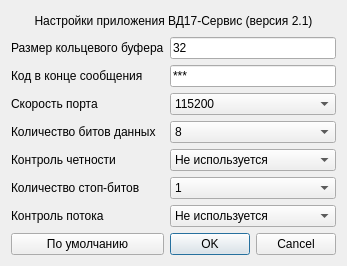
First picture: the form in appsettings.ui, repository SeegmaEpsilon/VD17_GUI, before the edit.
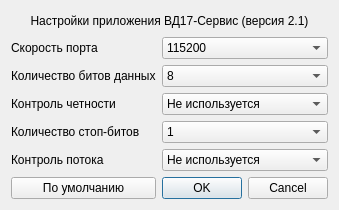
Second picture: the form after the edit.

```diff
--- a/appsettings.ui
+++ b/appsettings.ui
@@ -7,210 +7,14 @@
     <x>0</x>
     <y>0</y>
     <width>328</width>
-    <height>261</height>
+    <height>197</height>
    </rect>
   </property>
   <property name="windowTitle">
    <string>Dialog</string>
   </property>
   <layout class="QGridLayout" name="gridLayout">
-   <item row="2" column="1">
-    <widget class="QLineEdit" name="lineEdit_messageCode">
-     <property name="text">
-      <string>***</string>
-     </property>
-    </widget>
-   </item>
-   <item row="1" column="1">
-    <widget class="QLineEdit" name="lineEdit_bufferSize">
-     <property name="text">
-      <string>32</string>
-     </property>
-    </widget>
-   </item>
-   <item row="3" column="0">
-    <widget class="QLabel" name="label_UART_speed">
-     <property name="text">
-      <string>Скорость порта</string>
-     </property>
-    </widget>
-   </item>
-   <item row="1" column="0">
-    <widget class="QLabel" name="label_bufferSize">
-     <property name="text">
-      <string>Размер кольцевого буфера</string>
-     </property>
-    </widget>
-   </item>
-   <item row="3" column="1">
-    <widget class="QComboBox" name="comboBox_UART_speed">
-     <item>
-      <property name="text">
-       <string>115200</string>
-      </property>
-     </item>
-     <item>
-      <property name="text">
-       <string>57600</string>
-      </property>
-     </item>
-     <item>
-      <property name="text">
-       <string>38400</string>
-      </property>
-     </item>
-     <item>
-      <property name="text">
-       <string>19200</string>
-      </property>
-     </item>
-     <item>
-      <property name="text">
-       <string>9600</string>
-      </property>
-     </item>
-     <item>
-      <property name="text">
-       <string>4800</string>
-      </property>
-     </item>
-     <item>
-      <property name="text">
-       <string>2400</string>
-      </property>
-     </item>
-     <item>
-      <property name="text">
-       <string>1200</string>
-      </property>
-     </item>
-    </widget>
-   </item>
-   <item row="2" column="0">
-    <widget class="QLabel" name="label_messageCode">
-     <property name="text">
-      <string>Код в конце сообщения</string>
-     </property>
-    </widget>
-   </item>
-   <item row="4" column="0">
-    <widget class="QLabel" name="label_UART_dataBits">
-     <property name="text">
-      <string>Количество битов данных</string>
-     </property>
-    </widget>
-   </item>
-   <item row="6" column="0">
-    <widget class="QLabel" name="label_UART_stopBits">
-     <property name="text">
-      <string>Количество стоп-битов</string>
-     </property>
-    </widget>
-   </item>
-   <item row="5" column="0">
-    <widget class="QLabel" name="label_UAR_parity">
-     <property name="text">
-      <string>Контроль четности</string>
-     </property>
-    </widget>
-   </item>
    <item row="4" column="1">
-    <widget class="QComboBox" name="comboBox_UART_dataBits">
-     <item>
-      <property name="text">
-       <string>8</string>
-      </property>
-     </item>
-     <item>
-      <property name="text">
-       <string>7</string>
-      </property>
-     </item>
-     <item>
-      <property name="text">
-       <string>6</string>
-      </property>
-     </item>
-     <item>
-      <property name="text">
-       <string>5</string>
-      </property>
-     </item>
-    </widget>
-   </item>
-   <item row="5" column="1">
-    <widget class="QComboBox" name="comboBox_UART_parity">
-     <item>
-      <property name="text">
-       <string>Не используется</string>
-      </property>
-     </item>
-     <item>
-      <property name="text">
-       <string>Четность</string>
-      </property>
-     </item>
-     <item>
-      <property name="text">
-       <string>Нечетность</string>
-      </property>
-     </item>
-     <item>
-      <property name="text">
-       <string>Пространственный</string>
-      </property>
-     </item>
-     <item>
-      <property name="text">
-       <string>Маркировочный</string>
-      </property>
-     </item>
-    </widget>
-   </item>
-   <item row="8" column="1">
-    <widget class="QDialogButtonBox" name="buttonBox">
-     <property name="orientation">
-      <enum>Qt::Horizontal</enum>
-     </property>
-     <property name="standardButtons">
-      <set>QDialogButtonBox::Cancel|QDialogButtonBox::Ok</set>
-     </property>
-    </widget>
-   </item>
-   <item row="7" column="0">
-    <widget class="QLabel" name="label_UART_flowControl">
-     <property name="text">
-      <string>Контроль потока</string>
-     </property>
-    </widget>
-   </item>
-   <item row="7" column="1">
-    <widget class="QComboBox" name="comboBox_UART_flowControl">
-     <item>
-      <property name="text">
-       <string>Не используется</string>
-      </property>
-     </item>
-     <item>
-      <property name="text">
-       <string>Аппаратный</string>
-      </property>
-     </item>
-     <item>
-      <property name="text">
-       <string>Программный</string>
-      </property>
-     </item>
-    </widget>
-   </item>
-   <item row="8" column="0">
-    <widget class="QPushButton" name="pushButton_defaultSettings">
-     <property name="text">
-      <string>По умолчанию</string>
-     </property>
-    </widget>
-   </item>
-   <item row="6" column="1">
     <widget class="QComboBox" name="comboBox_UART_stopBits">
      <item>
       <property name="text">
@@ -251,6 +55,174 @@
      </property>
     </widget>
    </item>
+   <item row="6" column="1">
+    <widget class="QDialogButtonBox" name="buttonBox">
+     <property name="orientation">
+      <enum>Qt::Horizontal</enum>
+     </property>
+     <property name="standardButtons">
+      <set>QDialogButtonBox::Cancel|QDialogButtonBox::Ok</set>
+     </property>
+    </widget>
+   </item>
+   <item row="1" column="0">
+    <widget class="QLabel" name="label_UART_speed">
+     <property name="text">
+      <string>Скорость порта</string>
+     </property>
+    </widget>
+   </item>
+   <item row="5" column="0">
+    <widget class="QLabel" name="label_UART_flowControl">
+     <property name="text">
+      <string>Контроль потока</string>
+     </property>
+    </widget>
+   </item>
+   <item row="5" column="1">
+    <widget class="QComboBox" name="comboBox_UART_flowControl">
+     <item>
+      <property name="text">
+       <string>Не используется</string>
+      </property>
+     </item>
+     <item>
+      <property name="text">
+       <string>Аппаратный</string>
+      </property>
+     </item>
+     <item>
+      <property name="text">
+       <string>Программный</string>
+      </property>
+     </item>
+    </widget>
+   </item>
+   <item row="3" column="0">
+    <widget class="QLabel" name="label_UAR_parity">
+     <property name="text">
+      <string>Контроль четности</string>
+     </property>
+    </widget>
+   </item>
+   <item row="2" column="0">
+    <widget class="QLabel" name="label_UART_dataBits">
+     <property name="text">
+      <string>Количество битов данных</string>
+     </property>
+    </widget>
+   </item>
+   <item row="3" column="1">
+    <widget class="QComboBox" name="comboBox_UART_parity">
+     <item>
+      <property name="text">
+       <string>Не используется</string>
+      </property>
+     </item>
+     <item>
+      <property name="text">
+       <string>Четность</string>
+      </property>
+     </item>
+     <item>
+      <property name="text">
+       <string>Нечетность</string>
+      </property>
+     </item>
+     <item>
+      <property name="text">
+       <string>Пространственный</string>
+      </property>
+     </item>
+     <item>
+      <property name="text">
+       <string>Маркировочный</string>
+      </property>
+     </item>
+    </widget>
+   </item>
+   <item row="6" column="0">
+    <widget class="QPushButton" name="pushButton_defaultSettings">
+     <property name="text">
+      <string>По умолчанию</string>
+     </property>
+    </widget>
+   </item>
+   <item row="2" column="1">
+    <widget class="QComboBox" name="comboBox_UART_dataBits">
+     <item>
+      <property name="text">
+       <string>8</string>
+      </property>
+     </item>
+     <item>
+      <property name="text">
+       <string>7</string>
+      </property>
+     </item>
+     <item>
+      <property name="text">
+       <string>6</string>
+      </property>
+     </item>
+     <item>
+      <property name="text">
+       <string>5</string>
+      </property>
+     </item>
+    </widget>
+   </item>
+   <item row="1" column="1">
+    <widget class="QComboBox" name="comboBox_UART_speed">
+     <item>
+      <property name="text">
+       <string>115200</string>
+      </property>
+     </item>
+     <item>
+      <property name="text">
+       <string>57600</string>
+      </property>
+     </item>
+     <item>
+      <property name="text">
+       <string>38400</string>
+      </property>
+     </item>
+     <item>
+      <property name="text">
+       <string>19200</string>
+      </property>
+     </item>
+     <item>
+      <property name="text">
+       <string>9600</string>
+      </property>
+     </item>
+     <item>
+      <property name="text">
+       <string>4800</string>
+      </property>
+     </item>
+     <item>
+      <property name="text">
+       <string>2400</string>
+      </property>
+     </item>
+     <item>
+      <property name="text">
+       <string>1200</string>
+      </property>
+     </item>
+    </widget>
+   </item>
+   <item row="4" column="0">
+    <widget class="QLabel" name="label_UART_stopBits">
+     <property name="text">
+      <string>Количество стоп-битов</string>
+     </property>
+    </widget>
+   </item>
   </layout>
  </widget>
  <resources/>
```
